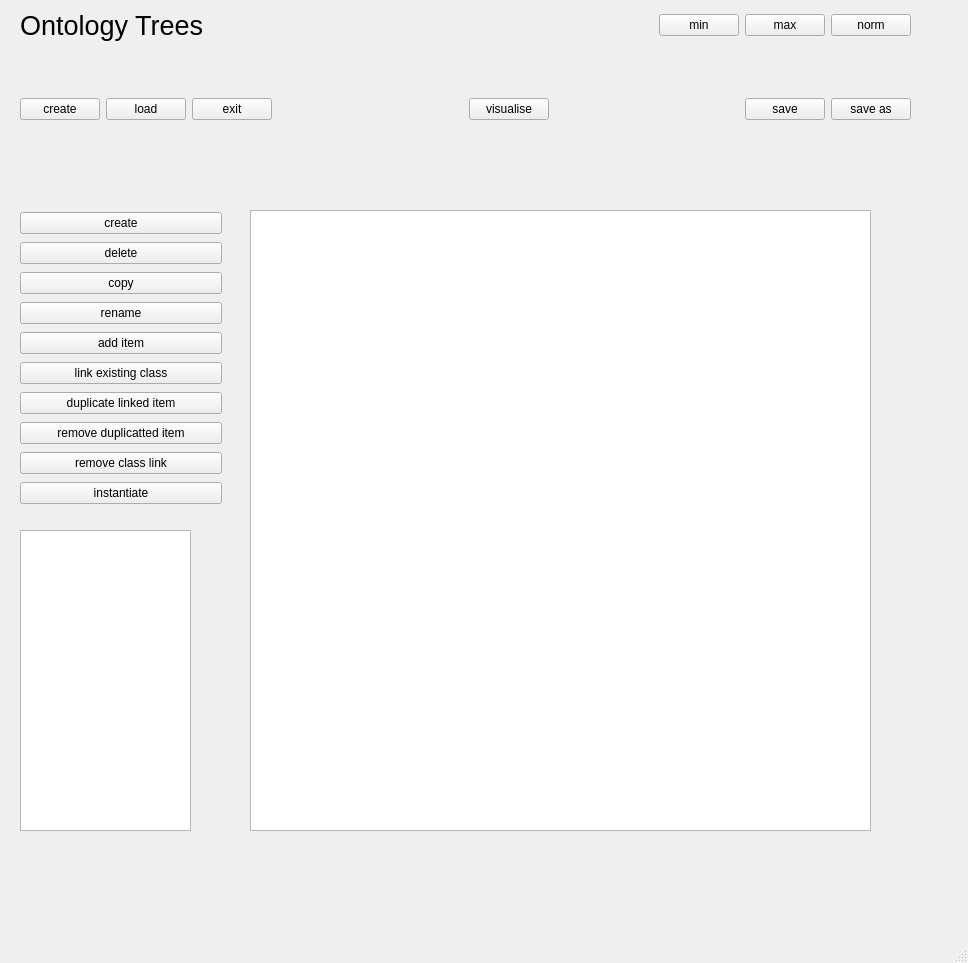
The window that src/TreeSchemata_gui.ui (heinz-preisig/PeriConto_generic) describes before a commit, drawn with Qt 5.
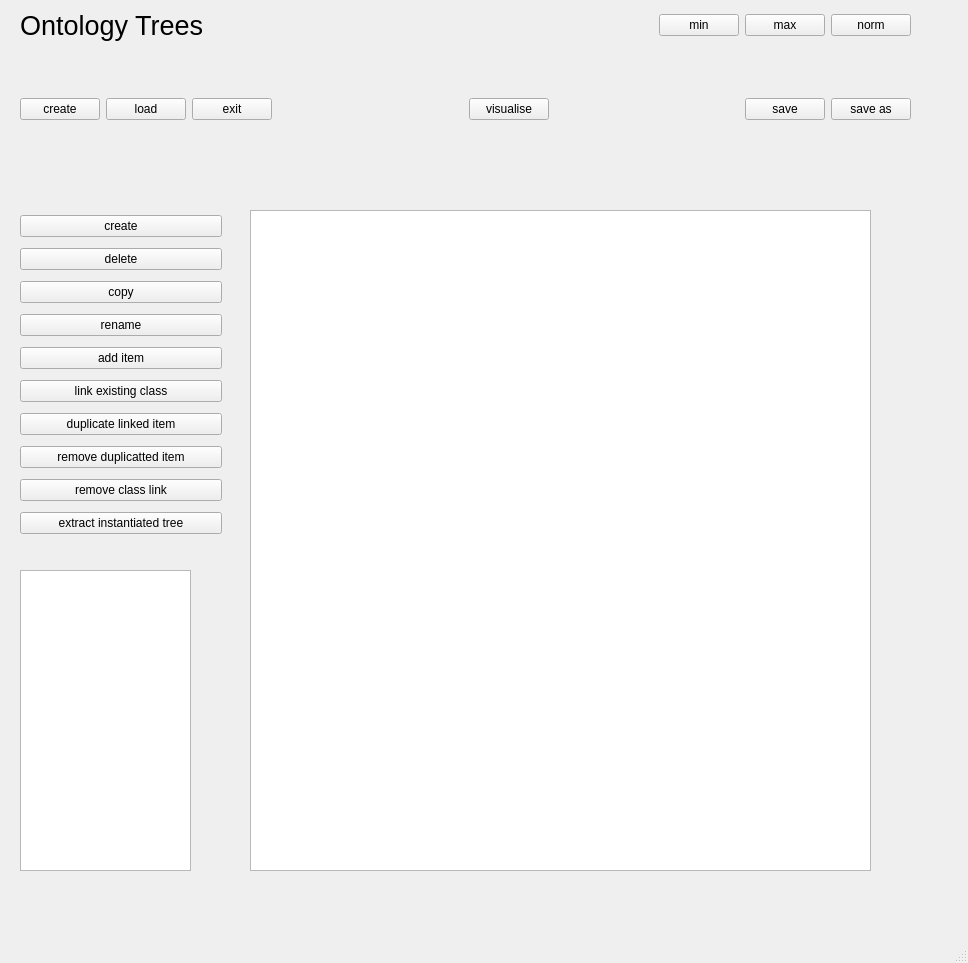
The same window after the commit.

Commit message: bugs [pure tree]  * renaming fixed

The edit to the form file:
```diff
--- a/src/TreeSchemata_gui.ui
+++ b/src/TreeSchemata_gui.ui
@@ -168,7 +168,7 @@
     <property name="geometry">
      <rect>
       <x>20</x>
-      <y>530</y>
+      <y>570</y>
       <width>171</width>
       <height>301</height>
      </rect>
@@ -180,7 +180,7 @@
       <x>250</x>
       <y>210</y>
       <width>621</width>
-      <height>621</height>
+      <height>661</height>
      </rect>
     </property>
     <property name="autoExpandDelay">
@@ -202,7 +202,7 @@
       <x>20</x>
       <y>210</y>
       <width>202</width>
-      <height>306</height>
+      <height>337</height>
      </rect>
     </property>
     <layout class="QVBoxLayout" name="verticalLayout_4">
@@ -272,7 +272,7 @@
      <item>
       <widget class="QPushButton" name="pushTreeInstantiate">
        <property name="text">
-        <string>instantiate</string>
+        <string>extract instantiated tree</string>
        </property>
       </widget>
      </item>
```
Left out of the diff: 2 changed lines with no effect on the pictures. The commit also changes 9 other files.
